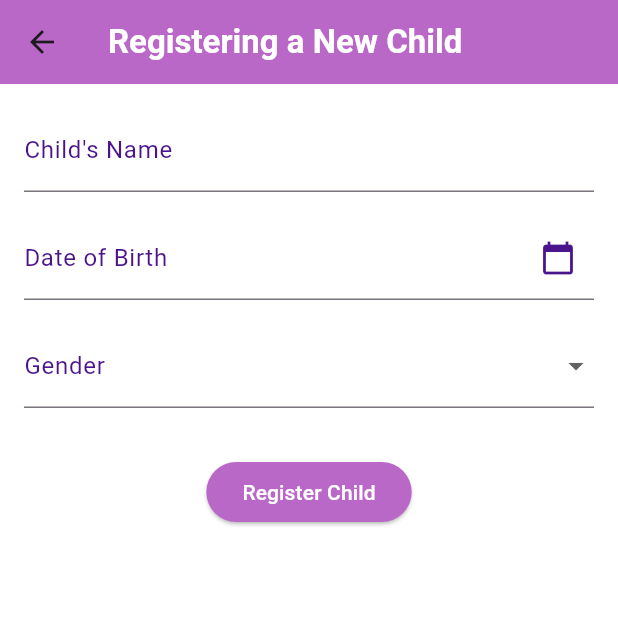
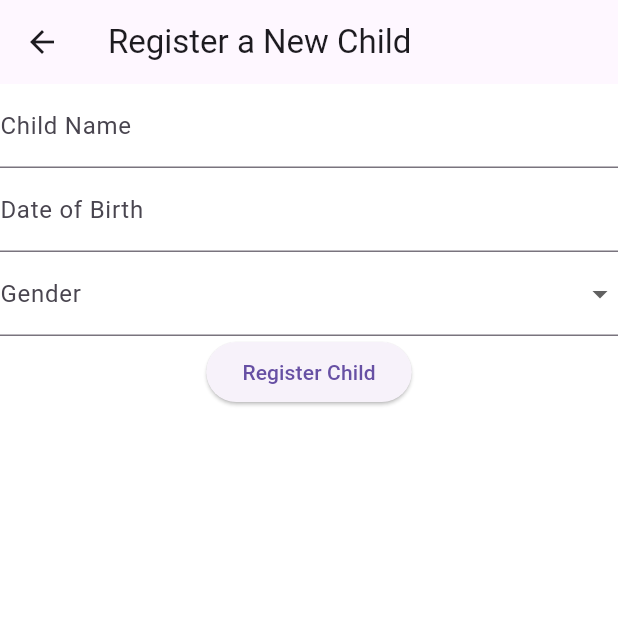
Before and after one commit to deemaoaloufi/KidCoin_App, a Flutter app: the NextScreen screen opened directly, after a tap on "Child Registration", on a phone screen of 412 x 824 dp, the top half of it. Run offline on Flutter 3.47's test engine with Material 3 defaults, Android fonts, the light colour scheme and no system bars; our stand-ins replace cloud_firestore, firebase_auth, firebase_core; accounts and stored records are empty.

Commit message:
Last changes made by Dimah 10/7/2024

```diff
--- a/lib/methods/child_registration.dart
+++ b/lib/methods/child_registration.dart
@@ -1,43 +1,38 @@
 import 'package:flutter/material.dart';
-import 'package:flutter/services.dart';
 import '../services/child_service.dart';
-import '../methods/id_generator.dart';
 
 class ChildRegistrationForm extends StatefulWidget {
-  const ChildRegistrationForm({super.key});
+  final String parentId; // Add parentId as a field
+
+  // Update constructor to require parentId
+  ChildRegistrationForm({required this.parentId});
 
   @override
-  _ChildRegistrationFormState createState() => _ChildRegistrationFormState();
+  _ChildRegistrationState createState() => _ChildRegistrationState();
 }
 
-class _ChildRegistrationFormState extends State<ChildRegistrationForm> {
-  final _formKey = GlobalKey<FormState>();
-
-  String? _name;
+class _ChildRegistrationState extends State<ChildRegistrationForm> {
+  final GlobalKey<FormState> _formKey = GlobalKey<FormState>();
+  String _name = '';
   DateTime? _dateOfBirth;
-  String? _gender;
-
+  String _gender = '';
   final TextEditingController _dobController = TextEditingController();
-  final List<String> _genders = ['Male', 'Female'];
 
   void _submitForm() async {
     if (_formKey.currentState!.validate()) {
       _formKey.currentState!.save();
 
-      // Generate a unique ID for the child using IdGenerator
-      String childId = IdGenerator.generateId();
-
-      // Create a map for child data including the generated ID
+      // Create a map for child data
       Map<String, dynamic> childData = {
         'name': _name,
-        'dateOfBirth': _dateOfBirth,
+        'dateOfBirth': _dateOfBirth?.toIso8601String(), // Store date as string
         'gender': _gender,
-        'id': childId,
+        'parentId': widget.parentId, // Use the passed parent ID
       };
 
       try {
-        await ChildService().addChild(childId, childData);
-        // Show success dialog or message if needed
+        await ChildService().addChild(childData);
+
         ScaffoldMessenger.of(context).showSnackBar(
           const SnackBar(content: Text('Child registered successfully!')),
         );
@@ -66,98 +61,42 @@ class _ChildRegistrationFormState extends State<ChildRegistrationForm> {
     }
   }
 
-  // Registering a New Child
-
   @override
   Widget build(BuildContext context) {
     return Scaffold(
-      appBar: AppBar(
-        title: const Text(
-          'Registering a New Child',
-          style: TextStyle(color: Colors.white, fontWeight: FontWeight.bold), // White bold text
-        ),
-        backgroundColor: Colors.purple[300], // Lighter purple for the AppBar
-      ),
-      body: Container( // Set background to white
-        color: Colors.white,
-        padding: const EdgeInsets.all(16.0),
-        child: Form(
+      appBar: AppBar(title: Text('Register a New Child')),
+      body: Form(
         key: _formKey,
         child: Column(
-            children: <Widget>[
+          children: [
             TextFormField(
-                decoration: InputDecoration(
-                  labelText: 'Child\'s Name',
-                  labelStyle: const TextStyle(color: Color(0xFF4A148C)), // Dark purple
+              decoration: InputDecoration(labelText: 'Child Name'),
+              validator: (value) => value!.isEmpty ? 'Please enter child name' : null,
+              onSaved: (value) => _name = value!,
             ),
-                inputFormatters: [
-                  FilteringTextInputFormatter.allow(RegExp(r'[a-zA-Z\s]')),
-                ],
-                validator: (value) {
-                  if (value == null || value.isEmpty) {
-                    return 'Please enter the child\'s name';
-                  } else if (!RegExp(r'^[a-zA-Z\s]+$').hasMatch(value)) {
-                    return 'Name must contain only alphabets';
-                  }
-                  return null;
-                },
-                onSaved: (value) {
-                  _name = value;
-                },
-              ),
-              const SizedBox(height: 16),
             TextFormField(
               controller: _dobController,
-                decoration: InputDecoration(
-                  labelText: 'Date of Birth',
-                  labelStyle: const TextStyle(color: Color(0xFF4A148C)), // Dark purple
-                  suffixIcon: const Icon(Icons.calendar_today, color: Color(0xFF4A148C)), // Dark purple
-                ),
+              decoration: InputDecoration(labelText: 'Date of Birth'),
               readOnly: true,
               onTap: () => _pickDate(context),
-                validator: (value) {
-                  if (value == null || value.isEmpty) {
-                    return 'Please select the date of birth';
-                  }
-                  return null;
-                },
             ),
-              const SizedBox(height: 16),
             DropdownButtonFormField<String>(
-                decoration: InputDecoration(
-                  labelText: 'Gender',
-                  labelStyle: const TextStyle(color: Color(0xFF4A148C)), // Dark purple
+              decoration: InputDecoration(labelText: 'Gender'),
+              items: ['Male', 'Female']
+                  .map((gender) => DropdownMenuItem(value: gender, child: Text(gender)))
+                  .toList(),
+              onChanged: (value) => _gender = value!,
+              validator: (value) => value == null ? 'Please select a gender' : null,
             ),
-                items: _genders.map((String gender) {
-                  return DropdownMenuItem<String>(
-                    value: gender,
-                    child: Text(gender, style: const TextStyle(color: Color(0xFF4A148C))), // Dark purple
-                  );
-                }).toList(),
-                onChanged: (value) {
-                  setState(() {
-                    _gender = value;
-                  });
-                },
-                validator: (value) {
-                  if (value == null || value.isEmpty) {
-                    return 'Please select the gender';
-                  }
-                  return null;
-                },
-              ),
-              const SizedBox(height: 32),
             ElevatedButton(
               onPressed: _submitForm,
-                style: ButtonStyle(
-                  backgroundColor: MaterialStateProperty.all<Color>(Colors.purple[300]!), // Medium purple
-                ),
-                child: const Text('Register Child', style: TextStyle(color: Colors.white)), // White text color
+              child: Text('Register Child'),
             ),
           ],
         ),
       ),
-      ),
+     backgroundColor: Colors.white, // Set background color to white
+
     );
   }
 }
--- a/lib/next_screen.dart
+++ b/lib/next_screen.dart
@@ -57,7 +57,7 @@ class NextScreen extends StatelessWidget {
               onPressed: () {
                 Navigator.push(
                   context,
-                  MaterialPageRoute(builder: (context) => const ChildRegistrationForm()), // Use the registration form here
+                  MaterialPageRoute(builder: (context) => ChildRegistrationForm(parentId: '',)), // Use the registration form here
                 );
               },
               style: ButtonStyle(
```
Also changed, not shown: lib/methods/parent_login_page.dart (+6 -3 lines), lib/services/child_service.dart (+7 -17 lines). Lines whose indentation alone changed are shown as unchanged.
